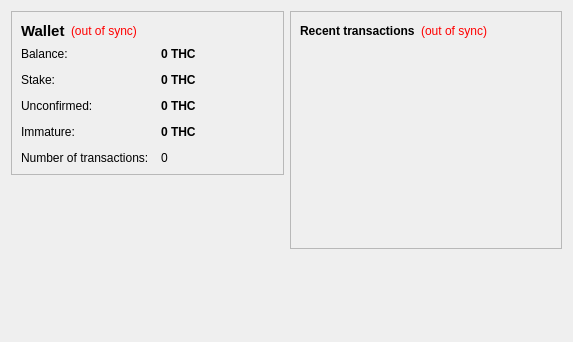
The window that src/qt/forms/overviewpage.ui (hempcoin-project/THC) describes before a commit, drawn with Qt 5.
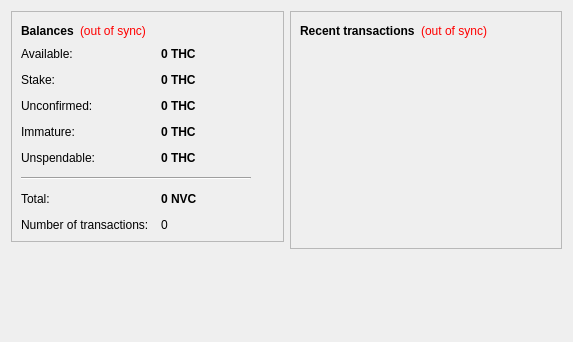
The same window after the commit. Icons and pictures are not drawn.

```diff
--- a/src/qt/forms/overviewpage.ui
+++ b/src/qt/forms/overviewpage.ui
@@ -31,13 +31,12 @@
            <widget class="QLabel" name="label_5">
             <property name="font">
              <font>
-              <pointsize>11</pointsize>
               <weight>75</weight>
               <bold>true</bold>
              </font>
             </property>
             <property name="text">
-             <string>Wallet</string>
+             <string>Balances</string>
             </property>
            </widget>
           </item>
@@ -86,7 +85,7 @@
           <item row="0" column="0">
            <widget class="QLabel" name="label">
             <property name="text">
-             <string>Balance:</string>
+             <string>Available:</string>
             </property>
            </widget>
           </item>
@@ -197,13 +196,93 @@
            </widget>
           </item>
           <item row="4" column="0">
+           <widget class="QLabel" name="labelBalanceWatchOnlyText">
+            <property name="toolTip">
+             <string>Your unspendable balance</string>
+            </property>
+            <property name="text">
+             <string>Unspendable:</string>
+            </property>
+           </widget>
+          </item>
+          <item row="4" column="1">
+           <widget class="QLabel" name="labelBalanceWatchOnly">
+            <property name="font">
+             <font>
+              <weight>75</weight>
+              <bold>true</bold>
+             </font>
+            </property>
+            <property name="cursor">
+             <cursorShape>IBeamCursor</cursorShape>
+            </property>
+            <property name="toolTip">
+             <string>Your unspendable balance</string>
+            </property>
+            <property name="text">
+             <string notr="true">0 THC</string>
+            </property>
+            <property name="alignment">
+             <set>Qt::AlignLeading|Qt::AlignLeft|Qt::AlignVCenter</set>
+            </property>
+            <property name="textInteractionFlags">
+             <set>Qt::LinksAccessibleByMouse|Qt::TextSelectableByKeyboard|Qt::TextSelectableByMouse</set>
+            </property>
+           </widget>
+          </item>
+          <item row="5" column="0" colspan="2">
+           <widget class="Line" name="line">
+            <property name="maximumSize">
+             <size>
+              <width>230</width>
+              <height>16777215</height>
+             </size>
+            </property>
+            <property name="orientation">
+             <enum>Qt::Horizontal</enum>
+            </property>
+           </widget>
+          </item>
+          <item row="6" column="0">
+           <widget class="QLabel" name="labelTotalText">
+            <property name="toolTip">
+             <string>Your current total balance</string>
+            </property>
+            <property name="text">
+             <string>Total:</string>
+            </property>
+           </widget>
+          </item>
+          <item row="6" column="1">
+           <widget class="QLabel" name="labelTotal">
+            <property name="font">
+             <font>
+              <weight>75</weight>
+              <bold>true</bold>
+             </font>
+            </property>
+            <property name="toolTip">
+             <string>Your current total balance</string>
+            </property>
+            <property name="text">
+             <string notr="true">0 NVC</string>
+            </property>
+            <property name="alignment">
+             <set>Qt::AlignLeading|Qt::AlignLeft|Qt::AlignVCenter</set>
+            </property>
+            <property name="textInteractionFlags">
+             <set>Qt::LinksAccessibleByMouse|Qt::TextSelectableByKeyboard|Qt::TextSelectableByMouse</set>
+            </property>
+           </widget>
+          </item>
+          <item row="7" column="0">
            <widget class="QLabel" name="label_2">
             <property name="text">
              <string>Number of transactions:</string>
             </property>
            </widget>
           </item>
-          <item row="4" column="1">
+          <item row="7" column="1">
            <widget class="QLabel" name="labelNumTransactions">
             <property name="toolTip">
              <string>Total number of transactions in wallet</string>
```
Left out of the diff: 33 changed lines with no effect on the pictures.
